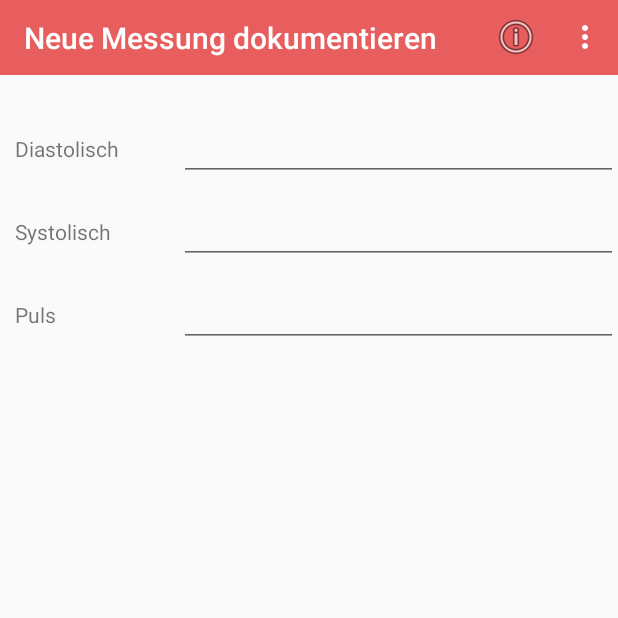
After one commit to daddonma/Gesundheitstagebuch, an Android app: the BludruckMessungInsertActivity screen opened directly, with no data from a screen before it, on a phone screen of 412 x 824 dp, the top half of it. The commit adds this screen. Run offline under Robolectric (Android 15) with nearby library versions, the phone set to English and light mode, and no system bars.

Commit message:
BlutdruckMessungInsertActivity erstellt

```diff
--- /dev/null
+++ b/app/src/main/java/de/macoda/gesundheitstagebuch/blutdruck/BludruckMessungInsertActivity.java
@@ -0,0 +1,36 @@
+package de.macoda.gesundheitstagebuch.blutdruck;
+
+import de.macoda.gesundheitstagebuch.*;
+
+import android.os.Bundle;
+import android.view.Menu;
+
+import androidx.appcompat.app.AppCompatActivity;
+import androidx.appcompat.widget.Toolbar;
+
+public class BludruckMessungInsertActivity extends AppCompatActivity {
+
+    @Override
+    protected void onCreate(Bundle savedInstanceState) {
+        super.onCreate(savedInstanceState);
+
+        setContentView(R.layout.activity_blutdruckmessung_insert);
+
+        initMenuBar();
+    }
+
+    @Override
+    public boolean onCreateOptionsMenu(Menu menu) {
+        getMenuInflater().inflate(R.menu.menu_activity_main, menu);
+        return true;
+    }
+
+    private void initMenuBar() {
+        Toolbar toolbar = (Toolbar) findViewById(R.id.toolbar_blutdruckmessung_insert);
+        setSupportActionBar(toolbar);
+
+        getSupportActionBar().setTitle("Neue Messung dokumentieren");
+    }
+
+
+}
--- /dev/null
+++ b/app/src/main/res/layout/activity_blutdruckmessung_insert.xml
@@ -0,0 +1,85 @@
+<LinearLayout
+    xmlns:android="http://schemas.android.com/apk/res/android"
+    xmlns:app="http://schemas.android.com/apk/res-auto"
+    android:orientation="vertical"
+    android:layout_width="match_parent"
+    android:layout_height="wrap_content"
+    android:focusableInTouchMode="true">
+
+    <androidx.appcompat.widget.Toolbar
+        android:id="@+id/toolbar_blutdruckmessung_insert"
+        android:layout_width="match_parent"
+        android:layout_height="@dimen/toolbar_height"
+        android:background="@color/colorPrimary"
+        android:theme="@style/ThemeOverlay.AppCompat.Dark.ActionBar"
+        app:popupTheme="@style/ThemeOverlay.AppCompat.Light"
+        android:layout_marginBottom="@dimen/toolbar_margin_bottom"/>
+
+    <LinearLayout
+        android:orientation="horizontal"
+        android:layout_width="match_parent"
+        android:layout_height="wrap_content"
+        android:layout_marginTop="10sp">
+        <TextView
+            android:layout_width="25dp"
+            android:layout_height="wrap_content"
+            android:text="Diastolisch"
+            android:layout_weight="1"
+            android:padding="10dp"
+            android:layout_marginEnd="5sp" />
+
+        <EditText
+            android:layout_width="25dp"
+            android:layout_height="wrap_content"
+            android:inputType="number"
+            android:layout_weight="3"
+            android:id="@+id/editText_new_quantity" />
+
+    </LinearLayout>
+
+    <LinearLayout
+        android:orientation="horizontal"
+        android:layout_width="match_parent"
+        android:layout_height="wrap_content"
+        android:layout_marginTop="10sp">
+        <TextView
+            android:layout_width="25dp"
+            android:layout_height="wrap_content"
+            android:text="Systolisch"
+            android:layout_weight="1"
+            android:paddingLeft="10dp"
+            android:layout_marginEnd="5sp" />
+
+        <EditText
+            android:layout_width="25dp"
+            android:layout_height="wrap_content"
+            android:inputType="number"
+            android:layout_weight="3"
+            android:id="@+id/editText_new_quantity2" />
+
+    </LinearLayout>
+
+    <LinearLayout
+        android:orientation="horizontal"
+        android:layout_width="match_parent"
+        android:layout_height="wrap_content"
+        android:layout_marginTop="10sp">
+        <TextView
+            android:layout_width="25dp"
+            android:layout_height="wrap_content"
+            android:text="Puls"
+            android:layout_weight="1"
+            android:paddingLeft="10dp"
+            android:layout_marginEnd="5sp" />
+
+        <EditText
+            android:layout_width="25dp"
+            android:layout_height="wrap_content"
+            android:inputType="number"
+            android:layout_weight="3"
+            android:id="@+id/asd" />
+
+    </LinearLayout>
+
+
+</LinearLayout>
--- a/app/src/main/res/layout/card_content_blutdruck.xml
+++ b/app/src/main/res/layout/card_content_blutdruck.xml
@@ -49,7 +49,7 @@
             android:paddingLeft="10dp"/>
 
         <Button
-            android:id="@+id/textButton"
+            android:id="@+id/buttonInsertBlutdruckmessung"
             android:layout_width="wrap_content"
             android:layout_height="wrap_content"
             android:text="@string/button_neue_blutdruck_messung"
```
Also changed, not shown: app/src/main/AndroidManifest.xml (+8 -0 lines), app/src/main/java/de/macoda/gesundheitstagebuch/MainActivity.java (+35 -10 lines), app/src/main/java/de/macoda/gesundheitstagebuch/blutdruck/BlutdruckMessungDataSource.java (+11 -7 lines).
